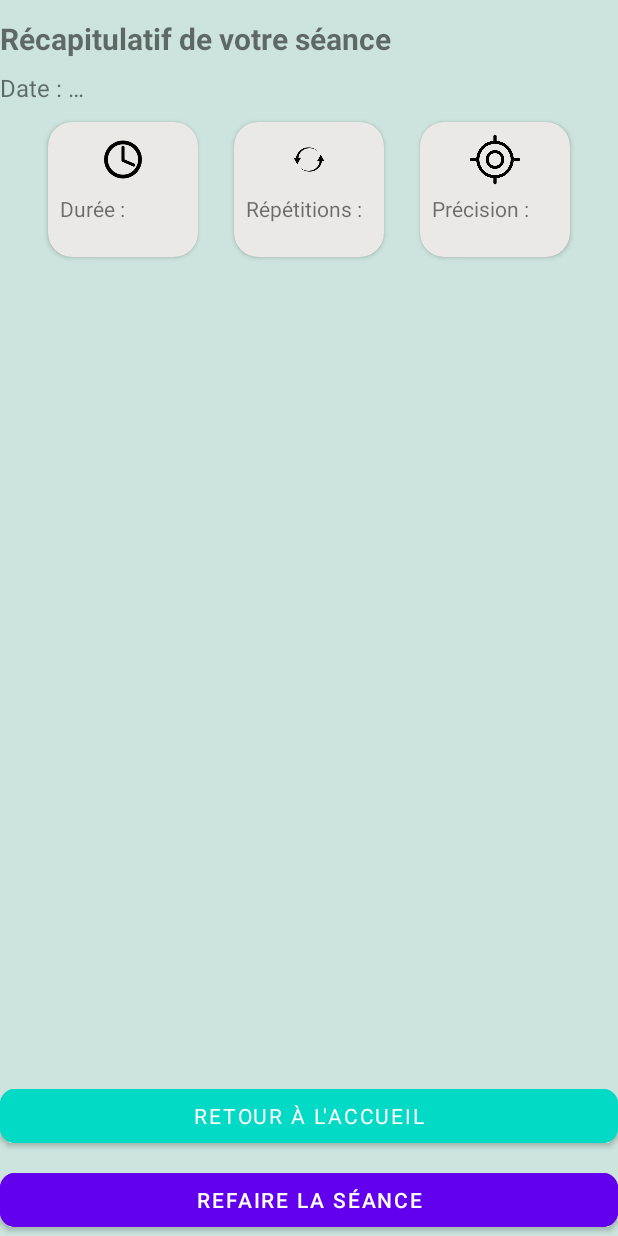
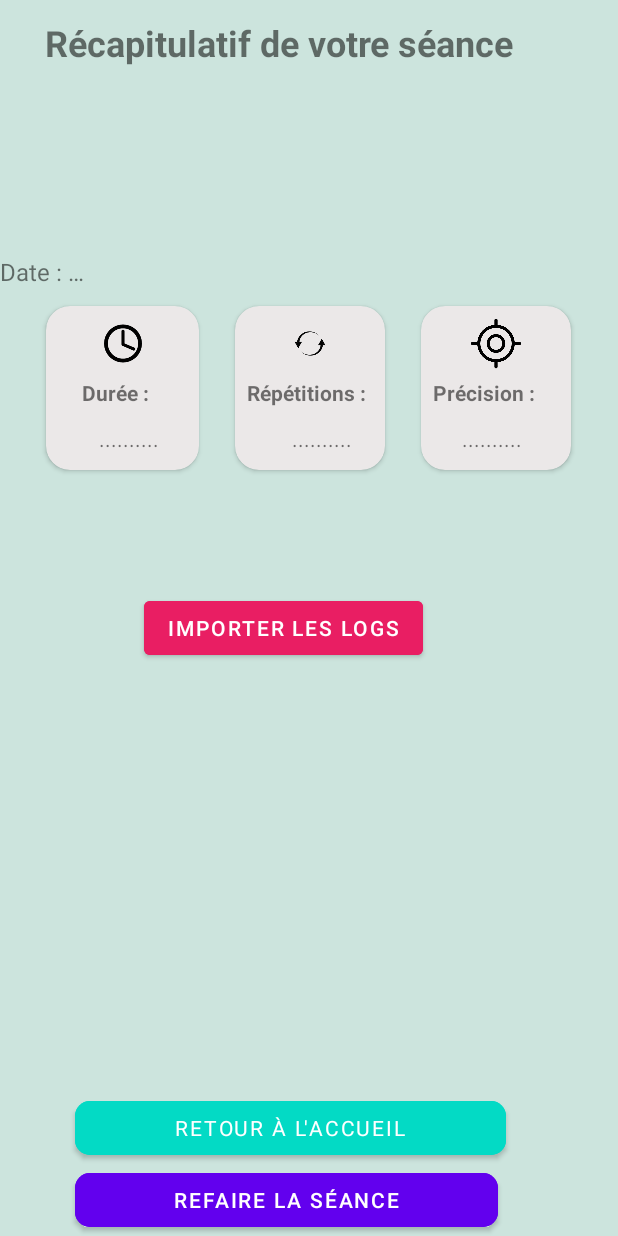
Before and after one commit to JolanCours/SAE-S5.A.01, an Android app built with Jetpack Compose: the recap_sceance screen opened directly, with no data from a screen before it, on a phone screen of 412 x 824 dp. Run offline under Robolectric (Android 15) with nearby library versions, the phone set to English and light mode, and no system bars; Roboto replaces fonts that are not available here.

Commit message:
amelioration page de récapitulatif d'un exercice

```diff
--- a/app/src/main/AndroidManifest.xml
+++ b/app/src/main/AndroidManifest.xml
@@ -17,7 +17,6 @@
             android:windowSoftInputMode="adjustResize">
             <intent-filter>
                 <action android:name="android.intent.action.MAIN" />
-
                 <category android:name="android.intent.category.LAUNCHER" />
             </intent-filter>
         </activity>
--- a/app/src/main/res/layout/activity_recap_sceance.xml
+++ b/app/src/main/res/layout/activity_recap_sceance.xml
@@ -7,16 +7,19 @@
     android:layout_height="match_parent"
     android:background="#CCE4DD"
     android:orientation="vertical"
-    android:padding="16dp"
+    android:padding="10dp"
     tools:context=".recap_sceance">
 
     <TextView
         android:id="@+id/textView"
-        android:layout_width="match_parent"
+        android:layout_width="325dp"
         android:layout_height="wrap_content"
+        android:layout_marginLeft="30dp"
         android:layout_marginTop="12dp"
+        android:layout_marginRight="30dp"
+        android:layout_weight="1"
         android:text="@string/recap_title"
-        android:textSize="20sp"
+        android:textSize="24sp"
         android:textStyle="bold" />
 
     <TextView
@@ -29,15 +32,14 @@
 
     <LinearLayout
         android:layout_width="match_parent"
-        android:layout_height="0dp"
-        android:layout_weight="1"
+        android:layout_height="136dp"
         android:gravity="center_horizontal"
         android:orientation="horizontal">
 
         <androidx.cardview.widget.CardView
             android:id="@+id/card1"
-            android:layout_width="100dp"
-            android:layout_height="90dp"
+            android:layout_width="102dp"
+            android:layout_height="109dp"
             android:layout_margin="12dp"
             app:cardBackgroundColor="#EBE8E8"
             app:cardCornerRadius="16dp"
@@ -54,18 +56,34 @@
                     android:layout_height="34dp"
                     android:contentDescription="@string/desc_icone_horloge"
                     android:src="@drawable/horloge"
-                    app:layout_constraintTop_toTopOf="parent"
+                    app:layout_constraintEnd_toEndOf="parent"
                     app:layout_constraintStart_toStartOf="parent"
-                    app:layout_constraintEnd_toEndOf="parent" />
+                    app:layout_constraintTop_toTopOf="parent" />
 
                 <TextView
                     android:id="@+id/textView3"
                     android:layout_width="wrap_content"
                     android:layout_height="wrap_content"
+                    android:layout_marginStart="16dp"
                     android:layout_marginTop="6dp"
                     android:text="Durée : "
+                    android:textStyle="bold"
                     app:layout_constraintStart_toStartOf="parent"
                     app:layout_constraintTop_toBottomOf="@id/logoApp1" />
+
+                <TextView
+                    android:id="@+id/textView6"
+                    android:layout_width="wrap_content"
+                    android:layout_height="wrap_content"
+                    android:layout_marginStart="32dp"
+                    android:layout_marginTop="15dp"
+                    android:layout_marginEnd="24dp"
+                    android:layout_marginBottom="8dp"
+                    android:text=".........."
+                    app:layout_constraintBottom_toBottomOf="parent"
+                    app:layout_constraintEnd_toEndOf="parent"
+                    app:layout_constraintStart_toStartOf="parent"
+                    app:layout_constraintTop_toBottomOf="@+id/textView3" />
 
             </androidx.constraintlayout.widget.ConstraintLayout>
 
@@ -75,7 +93,7 @@
         <androidx.cardview.widget.CardView
             android:id="@+id/card2"
             android:layout_width="100dp"
-            android:layout_height="90dp"
+            android:layout_height="109dp"
             android:layout_margin="12dp"
             app:cardBackgroundColor="#EBE8E8"
             app:cardCornerRadius="16dp"
@@ -91,9 +109,9 @@
                     android:layout_width="33dp"
                     android:layout_height="34dp"
                     android:src="@drawable/repetition"
-                    app:layout_constraintTop_toTopOf="parent"
+                    app:layout_constraintEnd_toEndOf="parent"
                     app:layout_constraintStart_toStartOf="parent"
-                    app:layout_constraintEnd_toEndOf="parent" />
+                    app:layout_constraintTop_toTopOf="parent" />
 
                 <TextView
                     android:id="@+id/textView4"
@@ -101,8 +119,23 @@
                     android:layout_height="wrap_content"
                     android:layout_marginTop="6dp"
                     android:text="Répétitions : "
+                    android:textStyle="bold"
                     app:layout_constraintStart_toStartOf="parent"
                     app:layout_constraintTop_toBottomOf="@id/logoApp2" />
+
+                <TextView
+                    android:id="@+id/textView7"
+                    android:layout_width="wrap_content"
+                    android:layout_height="wrap_content"
+                    android:layout_marginStart="35dp"
+                    android:layout_marginTop="15dp"
+                    android:layout_marginEnd="19dp"
+                    android:layout_marginBottom="8dp"
+                    android:text=".........."
+                    app:layout_constraintBottom_toBottomOf="parent"
+                    app:layout_constraintEnd_toEndOf="parent"
+                    app:layout_constraintStart_toStartOf="parent"
+                    app:layout_constraintTop_toBottomOf="@+id/textView4" />
 
             </androidx.constraintlayout.widget.ConstraintLayout>
 
@@ -112,7 +145,7 @@
         <androidx.cardview.widget.CardView
             android:id="@+id/card3"
             android:layout_width="100dp"
-            android:layout_height="90dp"
+            android:layout_height="109dp"
             android:layout_margin="12dp"
             app:cardBackgroundColor="#EBE8E8"
             app:cardCornerRadius="16dp"
@@ -128,9 +161,9 @@
                     android:layout_width="33dp"
                     android:layout_height="34dp"
                     android:src="@drawable/precision"
-                    app:layout_constraintTop_toTopOf="parent"
+                    app:layout_constraintEnd_toEndOf="parent"
                     app:layout_constraintStart_toStartOf="parent"
-                    app:layout_constraintEnd_toEndOf="parent" />
+                    app:layout_constraintTop_toTopOf="parent" />
 
                 <TextView
                     android:id="@+id/textView5"
@@ -138,13 +171,50 @@
                     android:layout_height="wrap_content"
                     android:layout_marginTop="6dp"
                     android:text="Précision : "
+                    android:textStyle="bold"
                     app:layout_constraintStart_toStartOf="parent"
                     app:layout_constraintTop_toBottomOf="@id/logoApp3" />
+
+                <TextView
+                    android:id="@+id/textView8"
+                    android:layout_width="wrap_content"
+                    android:layout_height="wrap_content"
+                    android:layout_marginStart="24dp"
+                    android:layout_marginTop="15dp"
+                    android:layout_marginEnd="30dp"
+                    android:layout_marginBottom="8dp"
+                    android:text=".........."
+                    app:layout_constraintBottom_toBottomOf="parent"
+                    app:layout_constraintEnd_toEndOf="parent"
+                    app:layout_constraintStart_toStartOf="parent"
+                    app:layout_constraintTop_toBottomOf="@+id/textView5" />
 
             </androidx.constraintlayout.widget.ConstraintLayout>
 
         </androidx.cardview.widget.CardView>
     </LinearLayout>
+
+    <androidx.constraintlayout.widget.ConstraintLayout
+        android:layout_width="match_parent"
+        android:layout_height="400dp">
+
+        <Button
+            android:id="@+id/button3"
+            android:layout_width="wrap_content"
+            android:layout_height="wrap_content"
+            android:layout_marginStart="96dp"
+            android:layout_marginTop="67dp"
+            android:layout_marginEnd="110dp"
+            android:layout_marginBottom="285dp"
+            android:backgroundTint="#E91E63"
+            android:text="Importer les logs"
+            app:layout_constraintBottom_toBottomOf="parent"
+            app:layout_constraintEnd_toEndOf="parent"
+            app:layout_constraintHorizontal_bias="0.0"
+            app:layout_constraintStart_toStartOf="parent"
+            app:layout_constraintTop_toTopOf="parent"
+            app:layout_constraintVertical_bias="1.0" />
+    </androidx.constraintlayout.widget.ConstraintLayout>
 
     <LinearLayout
         android:layout_width="match_parent"
@@ -153,9 +223,10 @@
 
         <Button
             android:id="@+id/button"
-            android:layout_width="match_parent"
-            android:layout_height="wrap_content"
-            android:layout_marginBottom="8dp"
+            android:layout_width="287dp"
+            android:layout_height="match_parent"
+            android:layout_marginLeft="50dp"
+            android:layout_marginRight="50dp"
             android:backgroundTint="@color/teal_200"
             android:fontFamily="@font/ar_one_sans_bold"
             android:text="@string/btn_retour_accueil"
@@ -164,8 +235,10 @@
 
         <Button
             android:id="@+id/button2"
-            android:layout_width="match_parent"
-            android:layout_height="wrap_content"
+            android:layout_width="282dp"
+            android:layout_height="match_parent"
+            android:layout_marginLeft="50dp"
+            android:layout_marginRight="50dp"
             android:backgroundTint="@color/purple_500"
             android:text="@string/btn_refaire_seance"
             app:cornerRadius="10dp" />
```
